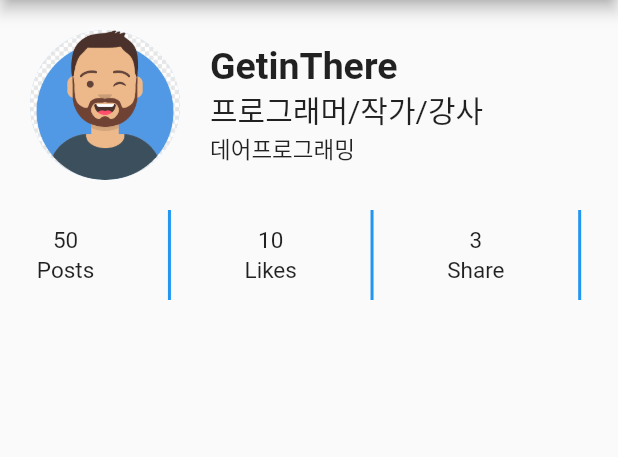
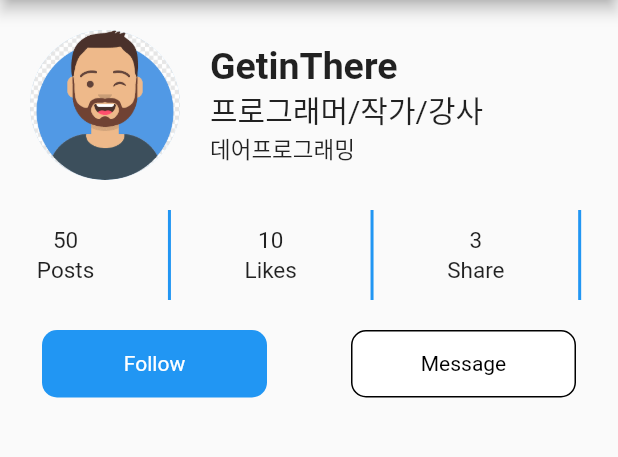
Before and after one commit to KIMINJOONG/flutter_profile, a Flutter app: the screen it shows after launch, on a phone screen of 412 x 824 dp, the part 84-541 px from its top. Run offline on Flutter 3.47's test engine with Material 2 defaults, Android fonts, the phone set to English and light mode, and no system bars.

Commit message:
make InkWell button

```diff
--- a/lib/components/profile_buttons.dart
+++ b/lib/components/profile_buttons.dart
@@ -5,6 +5,7 @@ class ProfileButtons extends StatelessWidget {
   @override
   Widget build(BuildContext context) {
     return Row(
+      mainAxisAlignment: MainAxisAlignment.spaceAround,
       children: [
         _buildFollowButton(),
         _buildMessageButton()
@@ -13,10 +14,40 @@ class ProfileButtons extends StatelessWidget {
   }
 
   Widget _buildFollowButton() {
-    return SizedBox();
+    return InkWell(
+      onTap: () {
+        print("Follow 버튼 클릭됌");
+      },
+      child: Container(
+        alignment: Alignment.center,
+        width: 150,
+        height: 45,
+        child: Text(
+          "Follow",
+          style: TextStyle(color: Colors.white),
+        ),
+        decoration: BoxDecoration(
+          color: Colors.blue,
+          borderRadius: BorderRadius.circular(10)
+        ),
+      ),
+    );
   }
 
   Widget _buildMessageButton() {
-    return SizedBox();
+    return Container(
+      alignment: Alignment.center,
+      width: 150,
+      height: 45,
+      child: Text(
+        "Message",
+        style: TextStyle(color: Colors.black),
+      ),
+      decoration: BoxDecoration(
+          color: Colors.white,
+          borderRadius: BorderRadius.circular(10),
+        border: Border.all(),
+      ),
+    );
   }
 }
```
